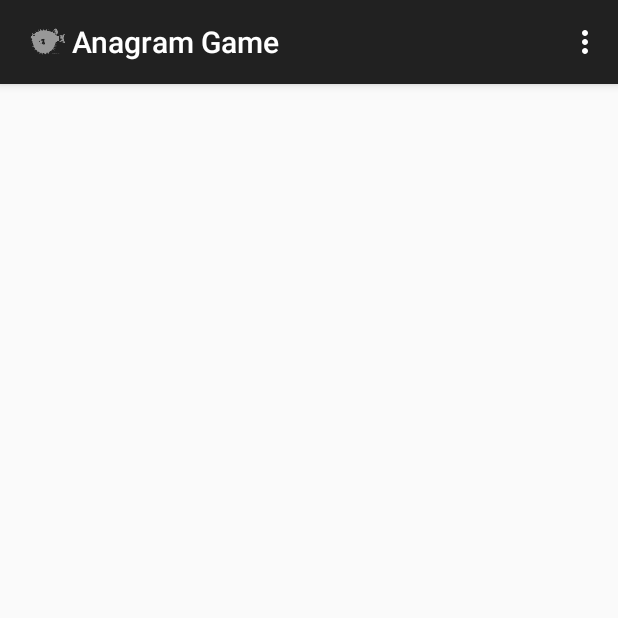
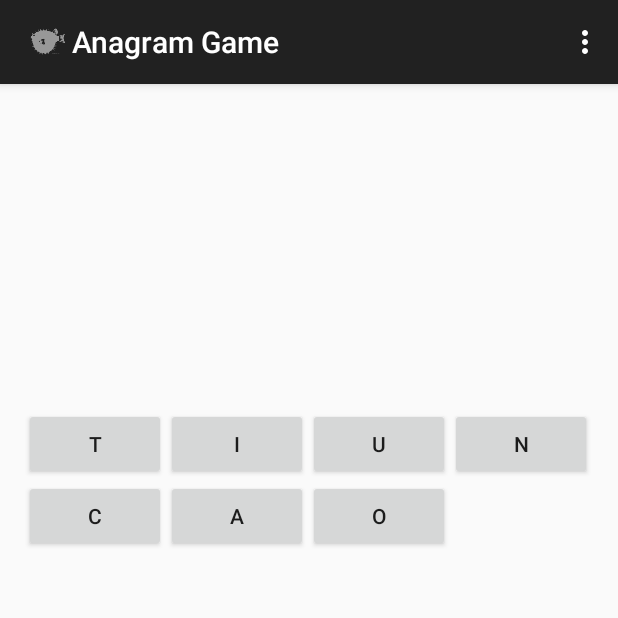
Before and after one commit to CS399TeamBlowfish/BlowfishAnagram, an Android app: the Game screen opened directly, with no data from a screen before it, on a phone screen of 412 x 824 dp, the top half of it. Run offline under Robolectric (Android 15) with nearby library versions, the phone set to English and light mode, and no system bars.

Commit message:
I made buttons that load dynamically with different challenges. I still have to load new challenges though.

```diff
--- a/app/src/main/java/com/android/blowfishanagram/Challenges.java
+++ b/app/src/main/java/com/android/blowfishanagram/Challenges.java
@@ -33,6 +33,7 @@ public class Challenges {
     public void setSolved(int index){
         isSolved[index]=true;
     }
+    public boolean getSolved(int index) { return isSolved[index]; }
 
 
 
--- a/app/src/main/java/com/android/blowfishanagram/Game.java
+++ b/app/src/main/java/com/android/blowfishanagram/Game.java
@@ -7,19 +7,29 @@ import android.os.Bundle;
 import android.view.Menu;
 import android.view.MenuItem;
 import android.view.View;
+import android.widget.Button;
+import android.widget.TableLayout;
+import android.widget.TableRow;
+
+import java.util.Random;
 
 
 
 public class Game extends AppCompatActivity {
-
+    private Button[] buttons;
+    private int index=0;
+    private int rows;
+    //private int cols;
+    private String challenge;
+    private String userSolution="";
     @Override
     protected void onCreate(Bundle savedInstanceState) {
         super.onCreate(savedInstanceState);
-        Challenges challenges = new Challenges();
-        String challenge = challenges.getChallenge(0);
         setContentView(R.layout.activity_game);
         getSupportActionBar().setDisplayShowHomeEnabled(true);
         getSupportActionBar().setIcon(R.drawable.ic_blowfish);
+
+        populateButtons();
     }
 
     @Override
@@ -59,8 +69,52 @@ public class Game extends AppCompatActivity {
     }
 
     //Delete
-    public void results(View view){
+    public void results(){
         Intent intent = new Intent(this, Results.class);
         startActivity(intent);
     }
+
+    public void populateButtons(){
+        Challenges challenges = new Challenges();
+        Random indexGenerator = new Random();
+        int loopCounter=0;          //keeps there from being an infinite loop if all the challenges have been solved
+        while (loopCounter!= 10 &&  challenges.getSolved(index)){
+            index=indexGenerator.nextInt(10);
+            loopCounter++;
+        }
+        if(loopCounter!=10) {
+            challenge = challenges.getChallenge(index);
+            TableLayout table = (TableLayout) findViewById(R.id.tableForButtons);
+            rows = challenge.length()/4;
+            buttons=new Button[challenge.length()];
+            int cols=0;
+            int buttonsMade=0;
+            for(int row=0;row<=rows;row++){
+                TableRow tablerow = new TableRow(this);
+                table.addView(tablerow);
+                while(cols<4 && buttonsMade<challenge.length()){
+                    final char chalChar = challenge.charAt(buttonsMade);
+                    Button button=new Button(this);
+                    button.setText(String.valueOf(chalChar));
+                    button.setPadding(0,0,0,0);     //keeps text from being clipped
+                    button.setOnClickListener(new View.OnClickListener() {
+                        @Override
+                        public void onClick(View v) {
+                            Button b = (Button) v;
+                            userSolution+=b.getText().toString();
+                        }
+                    });
+                    buttons[buttonsMade] = button;
+                    tablerow.addView(button);
+
+                    cols++;
+                    buttonsMade++;
+                }
+                cols=0;
+            }
+        }
+        else{
+            results();
+        }
+    }
 }
--- a/app/src/main/res/layout/activity_game.xml
+++ b/app/src/main/res/layout/activity_game.xml
@@ -7,4 +7,14 @@
     tools:context="com.android.blowfishanagram.Game">
 
 
+    <TableLayout
+        android:layout_width="match_parent"
+        android:layout_height="match_parent"
+        android:layout_alignParentRight="true"
+        android:layout_alignParentEnd="true"
+        android:layout_alignParentLeft="true"
+        android:layout_alignParentStart="true"
+        android:stretchColumns="*"
+        android:layout_marginTop="200dp"
+        android:id="@+id/tableForButtons"></TableLayout>
 </RelativeLayout>
```
Also changed, not shown: 1 other file.
